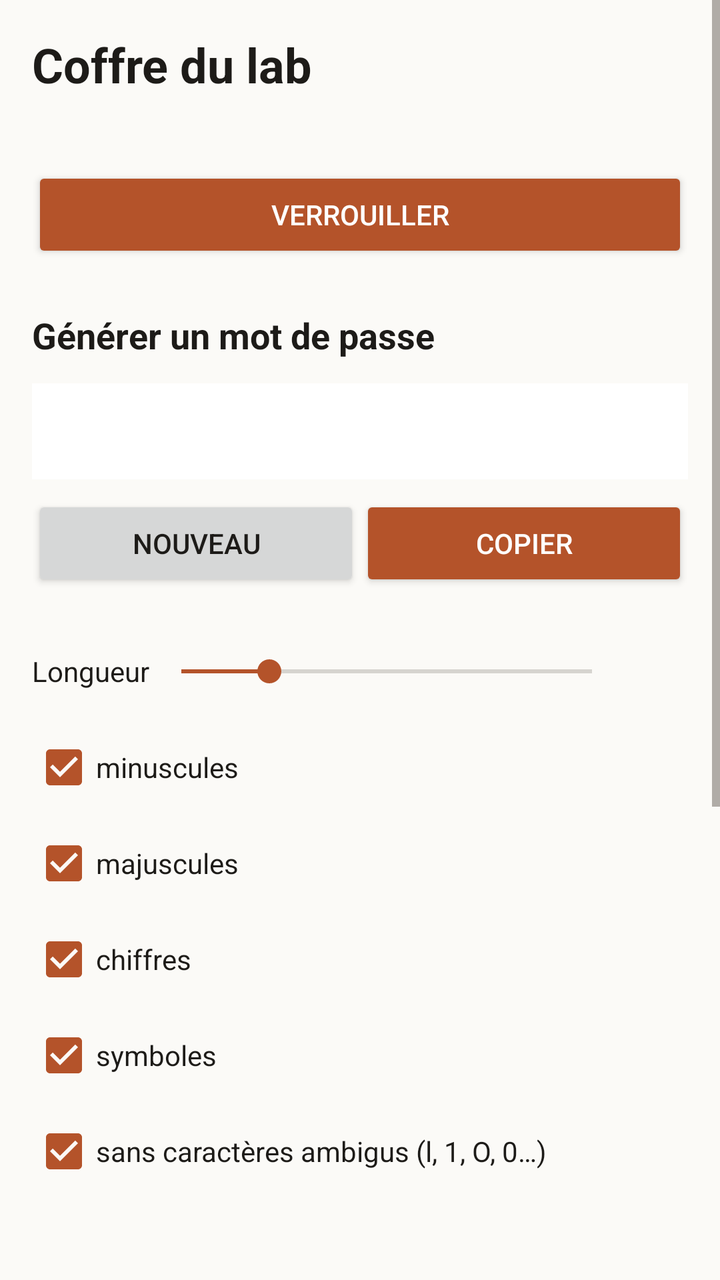
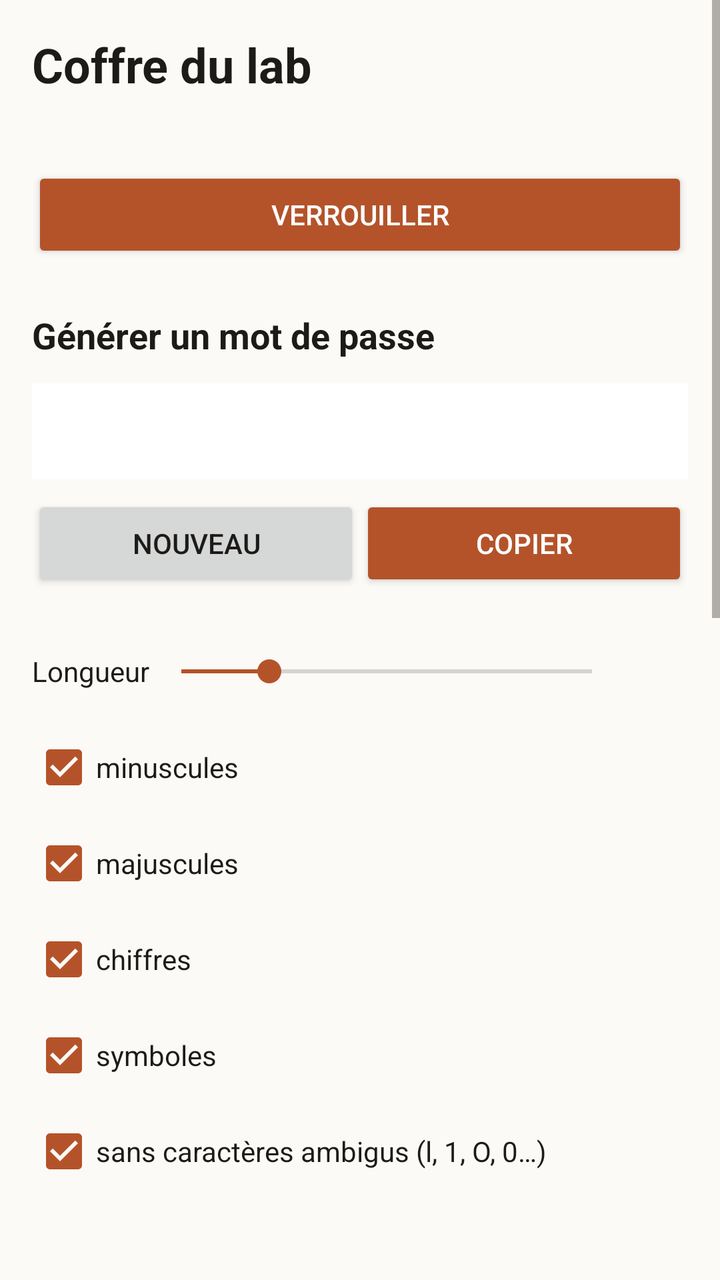

Two renders of the same Android screen: before a commit and after it. Below are the layout's source before the change and the commit's diff.
<!-- AndroidManifest.xml: application theme Theme.Coffre -->
<!-- res/layout/screen_home.xml -->
<?xml version="1.0" encoding="utf-8"?>
<ScrollView xmlns:android="http://schemas.android.com/apk/res/android"
    android:layout_width="match_parent"
    android:layout_height="match_parent"
    android:fitsSystemWindows="true">

    <LinearLayout
        android:layout_width="match_parent"
        android:layout_height="wrap_content"
        android:orientation="vertical"
        android:padding="16dp">

        <TextView
            android:layout_width="wrap_content"
            android:layout_height="wrap_content"
            android:text="@string/app_name"
            android:textColor="@color/text"
            android:textSize="24sp"
            android:textStyle="bold" />

        <TextView android:id="@+id/home_state" style="@style/Coffre.Muted" android:layout_marginTop="4dp" />

        <Button android:id="@+id/home_lock" style="@style/Coffre.Button.Primary" android:layout_marginTop="12dp" android:text="@string/lock" />

        <TextView
            android:layout_width="wrap_content"
            android:layout_height="wrap_content"
            android:layout_marginTop="24dp"
            android:text="@string/generator_title"
            android:textColor="@color/text"
            android:textSize="18sp"
            android:textStyle="bold" />

        <TextView
            android:id="@+id/password"
            android:layout_width="match_parent"
            android:layout_height="wrap_content"
            android:layout_marginTop="12dp"
            android:background="@color/surface"
            android:fontFamily="monospace"
            android:minHeight="48dp"
            android:padding="12dp"
            android:textColor="@color/text"
            android:textIsSelectable="false"
            android:textSize="17sp" />

        <LinearLayout
            android:layout_width="match_parent"
            android:layout_height="wrap_content"
            android:layout_marginTop="8dp"
            android:orientation="horizontal">

            <Button
                android:id="@+id/regen"
                android:layout_width="0dp"
                android:layout_height="wrap_content"
                android:layout_weight="1"
                android:minHeight="48dp"
                android:text="@string/regen" />

            <Button
                android:id="@+id/copy"
                android:layout_width="0dp"
                android:layout_height="wrap_content"
                android:layout_weight="1"
                android:backgroundTint="@color/accent"
                android:minHeight="48dp"
                android:text="@string/copy"
                android:textColor="@color/accent_text" />
        </LinearLayout>

        <LinearLayout
            android:layout_width="match_parent"
            android:layout_height="wrap_content"
            android:layout_marginTop="16dp"
            android:gravity="center_vertical"
            android:minHeight="48dp"
            android:orientation="horizontal">

            <TextView
                android:layout_width="wrap_content"
                android:layout_height="wrap_content"
                android:labelFor="@id/length"
                android:text="@string/length"
                android:textColor="@color/text" />

            <SeekBar
                android:id="@+id/length"
                android:layout_width="0dp"
                android:layout_height="48dp"
                android:layout_weight="1"
                android:max="56"
                android:progress="12" />

            <TextView
                android:id="@+id/length_value"
                android:layout_width="wrap_content"
                android:layout_height="wrap_content"
                android:minWidth="32dp"
                android:textColor="@color/text" />
        </LinearLayout>

        <CheckBox android:id="@+id/lower" android:layout_width="match_parent" android:layout_height="wrap_content"
            android:checked="true" android:minHeight="48dp" android:text="@string/lower" android:textColor="@color/text" />
        <CheckBox android:id="@+id/upper" android:layout_width="match_parent" android:layout_height="wrap_content"
            android:checked="true" android:minHeight="48dp" android:text="@string/upper" android:textColor="@color/text" />
        <CheckBox android:id="@+id/digits" android:layout_width="match_parent" android:layout_height="wrap_content"
            android:checked="true" android:minHeight="48dp" android:text="@string/digits" android:textColor="@color/text" />
        <CheckBox android:id="@+id/symbols" android:layout_width="match_parent" android:layout_height="wrap_content"
            android:checked="true" android:minHeight="48dp" android:text="@string/symbols" android:textColor="@color/text" />
        <CheckBox android:id="@+id/ambiguous" android:layout_width="match_parent" android:layout_height="wrap_content"
            android:checked="true" android:minHeight="48dp" android:text="@string/ambiguous" android:textColor="@color/text" />

        <TextView
            android:id="@+id/info"
            android:layout_width="wrap_content"
            android:layout_height="wrap_content"
            android:layout_marginTop="8dp"
            android:textColor="@color/muted" />

        <TextView style="@style/Coffre.Subtitle" android:layout_marginTop="32dp" android:text="@string/settings_title" />

        <TextView style="@style/Coffre.Body" android:layout_marginTop="8dp" android:labelFor="@id/autolock" android:text="@string/autolock" />
        <Spinner android:id="@+id/autolock" android:layout_width="match_parent" android:layout_height="wrap_content" android:minHeight="48dp" />

        <Switch android:id="@+id/bio" android:layout_width="match_parent" android:layout_height="wrap_content"
            android:layout_marginTop="8dp" android:minHeight="48dp" android:text="@string/bio_toggle" android:textColor="@color/text" />
        <TextView android:id="@+id/bio_info" style="@style/Coffre.Muted" android:text="@string/bio_unavailable" android:visibility="gone" />
        <TextView android:id="@+id/home_msg" style="@style/Coffre.Error" android:layout_marginTop="8dp" android:visibility="gone" />

        <Button android:id="@+id/forget" style="@style/Coffre.Button" android:layout_marginTop="16dp" android:text="@string/forget"
            android:textColor="@color/danger" />

        <TextView
            android:layout_width="match_parent"
            android:layout_height="wrap_content"
            android:layout_marginTop="24dp"
            android:text="@string/coming"
            android:textColor="@color/muted" />
        <TextView android:id="@+id/version" style="@style/Coffre.Muted" android:layout_marginTop="24dp" />
    </LinearLayout>
</ScrollView>
<!-- resources referenced by this layout -->
<resources>
  <color name="accent">#B4532A</color>
  <color name="accent_text">#FFFFFF</color>
  <color name="danger">#B3261E</color>
  <color name="muted">#6B665E</color>
  <color name="surface">#FFFFFF</color>
  <color name="text">#1D1B18</color>
  <string name="ambiguous">sans caractères ambigus (l, 1, O, 0…)</string>
  <string name="app_name">Coffre du lab</string>
  <string name="autolock">Verrouiller après une inactivité de</string>
  <string name="bio_toggle">Déverrouiller avec l\'empreinte ou le visage</string>
  <string name="bio_unavailable">Empreinte : demande Android 11 et une empreinte (ou un visage) enregistrée dans les réglages du téléphone.</string>
  <string name="coming">Mots de passe, connexion au lab et saisie automatique dans Chrome arrivent dans les prochaines versions.</string>
  <string name="copy">Copier</string>
  <string name="digits">chiffres</string>
  <string name="forget">Retirer le coffre de ce téléphone</string>
  <string name="generator_title">Générer un mot de passe</string>
  <string name="length">Longueur</string>
  <string name="lock">Verrouiller</string>
  <string name="lower">minuscules</string>
  <string name="regen">Nouveau</string>
  <string name="settings_title">Réglages</string>
  <string name="symbols">symboles</string>
  <string name="upper">majuscules</string>
  <style name="Coffre.Body">
          <item name="android:layout_width">match_parent</item>
          <item name="android:layout_height">wrap_content</item>
          <item name="android:textColor">@color/text</item>
          <item name="android:textSize">16sp</item>
      </style>
  <style name="Coffre.Button">
          <item name="android:layout_width">match_parent</item>
          <item name="android:layout_height">wrap_content</item>
          <item name="android:minHeight">48dp</item>
      </style>
  <style name="Coffre.Button.Primary">
          <item name="android:backgroundTint">@color/accent</item>
          <item name="android:textColor">@color/accent_text</item>
      </style>
  <style name="Coffre.Error" parent="Coffre.Body">
          <item name="android:textColor">@color/danger</item>
      </style>
  <style name="Coffre.Muted" parent="Coffre.Body">
          <item name="android:textColor">@color/muted</item>
          <item name="android:textSize">14sp</item>
      </style>
  <style name="Coffre.Subtitle" parent="Coffre.Title">
          <item name="android:textSize">18sp</item>
      </style>
  <style name="Theme.Coffre" parent="@android:style/Theme.Material.Light.NoActionBar">
          <item name="android:colorAccent">@color/accent</item>
          <item name="android:colorPrimary">@color/accent</item>
          <item name="android:windowBackground">@color/bg</item>
          <item name="android:textColorPrimary">@color/text</item>
          <item name="android:textColorSecondary">@color/muted</item>
          <item name="android:statusBarColor">@color/bg</item>
          <item name="android:windowLightStatusBar">true</item>
      </style>
  <style name="Coffre.Title">
          <item name="android:layout_width">wrap_content</item>
          <item name="android:layout_height">wrap_content</item>
          <item name="android:textColor">@color/text</item>
          <item name="android:textSize">22sp</item>
          <item name="android:textStyle">bold</item>
      </style>
  <color name="bg">#FBFAF7</color>
</resources>

<!-- the commit's change to res/layout/screen_home.xml (unified diff, before → after) -->
@@ -118,6 +118,15 @@
             android:layout_marginTop="8dp"
             android:textColor="@color/muted" />
 
+        <TextView style="@style/Coffre.Subtitle" android:layout_marginTop="32dp" android:text="@string/lab_title" />
+        <TextView android:id="@+id/lab_intro" style="@style/Coffre.Muted" android:layout_marginTop="4dp" />
+        <TextView android:id="@+id/lab_state" style="@style/Coffre.Body" android:layout_marginTop="8dp" />
+        <Button android:id="@+id/lab_login" style="@style/Coffre.Button.Primary" android:layout_marginTop="8dp" android:text="@string/lab_login" />
+        <Button android:id="@+id/lab_sync" style="@style/Coffre.Button" android:layout_marginTop="8dp" android:text="@string/lab_sync" />
+        <Button android:id="@+id/lab_logout" style="@style/Coffre.Button" android:layout_marginTop="8dp" android:text="@string/lab_logout" />
+        <TextView android:id="@+id/lab_sync_state" style="@style/Coffre.Muted" android:layout_marginTop="8dp" />
+        <TextView android:id="@+id/entries_count" style="@style/Coffre.Muted" android:layout_marginTop="4dp" />
+
         <TextView style="@style/Coffre.Subtitle" android:layout_marginTop="32dp" android:text="@string/settings_title" />
 
         <TextView style="@style/Coffre.Body" android:layout_marginTop="8dp" android:labelFor="@id/autolock" android:text="@string/autolock" />
<!-- resource entries referenced after the edit -->
@@ -11,11 +11,15 @@
   <string name="autolock">Verrouiller après une inactivité de</string>
   <string name="bio_toggle">Déverrouiller avec l\'empreinte ou le visage</string>
   <string name="bio_unavailable">Empreinte : demande Android 11 et une empreinte (ou un visage) enregistrée dans les réglages du téléphone.</string>
-  <string name="coming">Mots de passe, connexion au lab et saisie automatique dans Chrome arrivent dans les prochaines versions.</string>
+  <string name="coming">La liste des mots de passe et la saisie automatique dans Chrome arrivent dans les prochaines versions.</string>
   <string name="copy">Copier</string>
   <string name="digits">chiffres</string>
   <string name="forget">Retirer le coffre de ce téléphone</string>
   <string name="generator_title">Générer un mot de passe</string>
+  <string name="lab_login">Se connecter</string>
+  <string name="lab_logout">Se déconnecter</string>
+  <string name="lab_sync">Synchroniser maintenant</string>
+  <string name="lab_title">Connexion au lab</string>
   <string name="length">Longueur</string>
   <string name="lock">Verrouiller</string>
   <string name="lower">minuscules</string>
